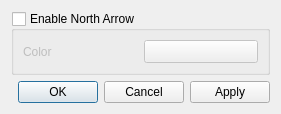
minorua/Qgis2threejs, file gui/ui/northarrowdialog.ui: the form before one commit.
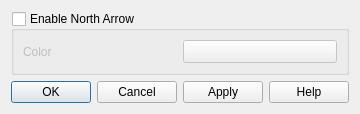
The form after the commit. Custom widgets are drawn as their Qt base class.

Commit message: add help button to dialogs other than the property dialog

What changed in the file:
```diff
--- a/gui/ui/northarrowdialog.ui
+++ b/gui/ui/northarrowdialog.ui
@@ -6,8 +6,8 @@
    <rect>
     <x>0</x>
     <y>0</y>
-    <width>281</width>
-    <height>101</height>
+    <width>336</width>
+    <height>102</height>
    </rect>
   </property>
   <property name="windowTitle">
@@ -52,7 +52,7 @@
       <enum>Qt::Horizontal</enum>
      </property>
      <property name="standardButtons">
-      <set>QDialogButtonBox::Apply|QDialogButtonBox::Cancel|QDialogButtonBox::Ok</set>
+      <set>QDialogButtonBox::Apply|QDialogButtonBox::Cancel|QDialogButtonBox::Help|QDialogButtonBox::Ok</set>
      </property>
     </widget>
    </item>
```
Left out of the diff: 3 changed lines with no effect on the pictures. The commit also changes 18 other files.
